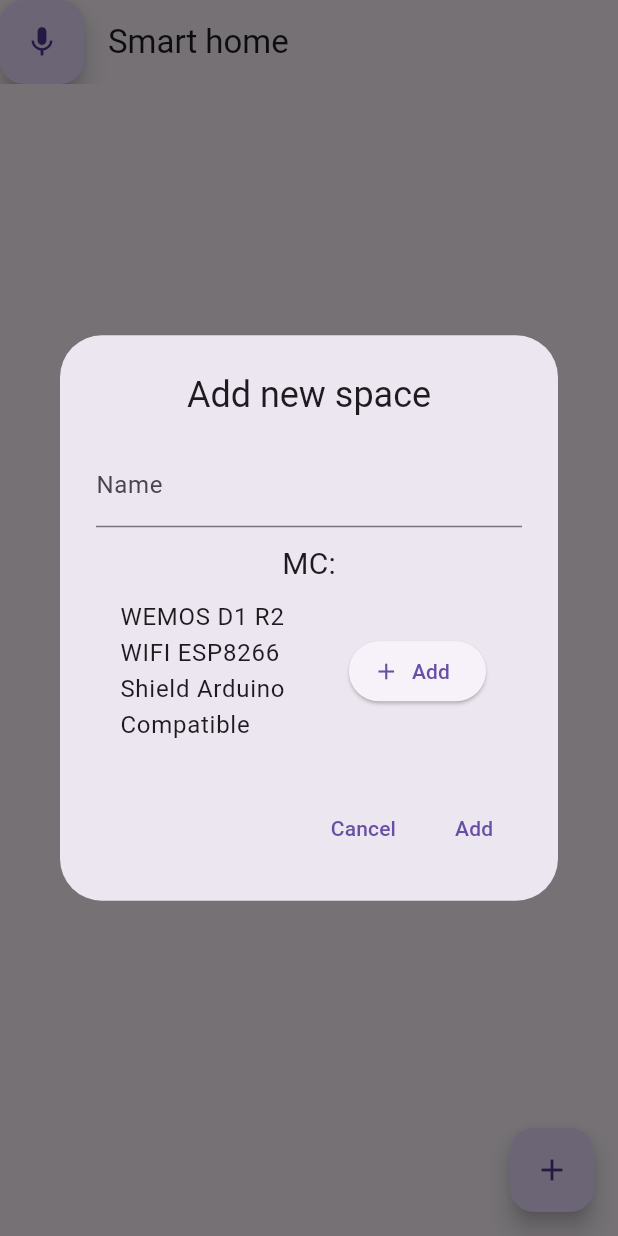
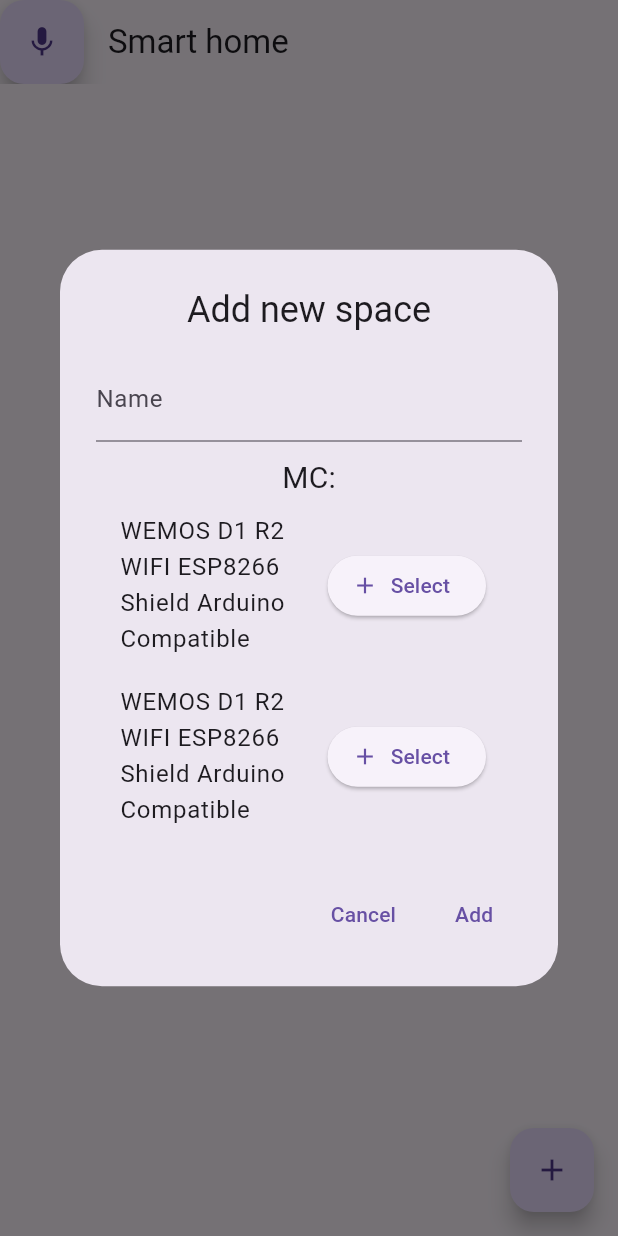
Before and after one commit to Neversoon/smart_home_app, a Flutter app: the screen it shows after launch, after a tap on the "add" icon, on a phone screen of 412 x 824 dp. Run offline on Flutter 3.47's test engine with Material 3 defaults, Android fonts, the light colour scheme and no system bars; our stand-ins replace firebase_core, firebase_database, speech_to_text; accounts and stored records are empty.

Commit message:
Changed from board list to just board

```diff
--- a/lib/MC/mcboard.dart
+++ b/lib/MC/mcboard.dart
@@ -25,25 +25,20 @@ class McBoard {
     );
   }
 
-  factory McBoard.fromJson(Map<String, dynamic> json) {
-    return McBoard(
-      json['id'] ?? -1,
-      json['name'] ?? '',
-      json['description'] ?? '',
-      (json['pinout'] as List<dynamic>? ?? [])
-          .map((e) => Pinout.fromJson(e as Map<String, dynamic>))
-          .toList(),
-      iconPath: json['iconPath'] ?? '',
-    );
-  }
+  McBoard.fromJson(Map<String, dynamic> json)
+      : name = json['name'] ?? "",
+        description = json['description'] ?? "",
+        iconPath = json['iconPath'] ?? "",
+        pinout = (json['pinout'] as List<dynamic>)
+            .map((e) => Pinout.fromJson(e))
+            .toList();
 
   Map<String, dynamic> toJson() {
     return {
-      'id': id,
       'name': name,
       'description': description,
       'iconPath': iconPath,
-      'pinout': pinout.map((p) => p.toJson()).toList(),
+      'pinout': pinout.map((e) => e.toJson()).toList(),
     };
   }
 }
--- a/lib/MC/mctemplates.dart
+++ b/lib/MC/mctemplates.dart
@@ -33,5 +33,37 @@ you to power the board from a power supply up to 12V.
         Pinout("D8", 15, "CS", "Digital", "CS pin"),
         Pinout("3.3V", -1, "VDD", "VDD", "VDD 3.3V"),
       ],
+      iconPath: 'assets/images/wemosd1r1.png'),
+  McBoard(
+      1,
+      "WEMOS D1 R2 WIFI ESP8266 Shield Arduino Compatible",
+      """
+WeMos-D1R2 is an ESP8266-12 based WiFi enabled microprocessor unit on a
+Arduino-UNO footprint. That means the board looks and works (in most cases) like an UNO.
+Apparently several shields, sensors and output devices that are manufactured for the Arduino
+platform will work on the WeMos-D1R2 with the added advantage of built-in WiFi.
+The D1 R2 is a WiFi capable ESP8266EX based development board in the form of
+the common Arduino UNO board format. This board is compatible with the Arduino IDE and
+with NodeMCU. The D1 R2 also features an on-board switching power supply which allows
+you to power the board from a power supply up to 12V.
+  """,
+      [
+        Pinout("TX", 1, "TXD", "Digital", "TXD"),
+        Pinout("RX", 3, "RXD", "Digital", "TXD"),
+        Pinout("D1", 5, "SCL", "Digital", "SCL/IO pin"),
+        Pinout("D2", 4, "SDA", "Digital", "SDA/IO pin"),
+        Pinout("D3", 0, "FLASH", "Digital", "FLASH/IO pin"),
+        Pinout("D4", 2, "IO", "Digital", "IO pin"),
+        Pinout("G", -1, "GRD", "GRD", "Ground"),
+        Pinout("5V", -1, "VDD", "VDD", "VDD 5V"),
+        Pinout("RST", -1, "RST", "Digital", "Reset pin"),
+        Pinout("A0", 0, "ADC0", "Analog", "Analog input, max 3.3V input"),
+        Pinout("D0", 16, "WAKE", "Digital", "WAKE pin"),
+        Pinout("D5", 14, "SCLK", "Digital", "SCLK pin"),
+        Pinout("D6", 12, "MISO", "Digital", "MISO pin"),
+        Pinout("D7", 13, "MOSI", "Digital", "MOSI pin"),
+        Pinout("D8", 15, "CS", "Digital", "CS pin"),
+        Pinout("3.3V", -1, "VDD", "VDD", "VDD 3.3V"),
+      ],
       iconPath: 'assets/images/wemosd1r1.png')
 ];
--- a/lib/main.dart
+++ b/lib/main.dart
@@ -53,26 +53,24 @@ class MainScreen extends StatefulWidget {
 }
 
 class _MainScreenState extends State<MainScreen> {
-  List<McBoard> addedBoards = List.empty(growable: true);
+  late McBoard selectedBoard = McBoard(-1, "undef", "undef", []);
 
   bool boardContainsInAdd(int id) {
-    for (int i = 0; i < addedBoards.length; i++) {
-      if (addedBoards[i].id == id) {
-        return true;
-      }
+    if (selectedBoard.id == id) {
+      return true;
     }
     return false;
   }
 
-  Widget addMCWidget(McBoard mcboard, StateSetter state) {
+  Widget selectMCWidget(McBoard mcboard, StateSetter state) {
     return ElevatedButton.icon(
       onPressed: () {
         state(() {
-          addedBoards.add(mcboard.clone());
+          selectedBoard = mcboard.clone();
         });
       },
       icon: const Icon(Icons.add),
-      label: const Text("Add"),
+      label: const Text("Select"),
     );
   }
 
@@ -80,11 +78,7 @@ class _MainScreenState extends State<MainScreen> {
     return ElevatedButton.icon(
       onPressed: () {
         state(() {
-          for (int i = 0; i < addedBoards.length; i++) {
-            if (mcboard.id == addedBoards[i].id) {
-              addedBoards.remove(addedBoards[i]);
-            }
-          }
+          selectedBoard = McBoard(-1, "undef", "undef", []);
         });
       },
       icon: const Icon(Icons.remove),
@@ -96,7 +90,7 @@ class _MainScreenState extends State<MainScreen> {
     if (boardContainsInAdd(mcboard.id)) {
       return removeMCWidget(mcboard, state);
     }
-    return addMCWidget(mcboard, state);
+    return selectMCWidget(mcboard, state);
   }
 
   @override
@@ -243,7 +237,7 @@ class _MainScreenState extends State<MainScreen> {
                 String name = nameController.text.trim();
                 if (name.isNotEmpty) {
                   setState(() {
-                    spaces.add(Space(name: name, boards: addedBoards));
+                    spaces.add(Space(name: name, board: selectedBoard));
                     localDataStorage.saveData(spaces);
                     Navigator.of(context).pop();
                   });
@@ -298,7 +292,7 @@ class _DetailScreenState extends State<DetailScreen> {
       ),
       floatingActionButton: FloatingActionButton(
         onPressed: () {
-           showDialog(
+          showDialog(
             context: context,
             builder: (BuildContext context) {
               return addingComponentDialogs.showElectronicComponentDialog(
--- a/lib/space.dart
+++ b/lib/space.dart
@@ -1,5 +1,6 @@
 import 'package:smart_home_app/ElectronicView.dart';
 import 'package:smart_home_app/MC/mcboard.dart';
+import 'package:smart_home_app/MC/pinout.dart';
 import 'package:smart_home_app/electroniccomponent.dart';
 import 'package:smart_home_app/electroniccomponentinformation.dart';
 import 'package:smart_home_app/ledinformation.dart';
@@ -8,20 +9,24 @@ import 'package:smart_home_app/sensorinformation.dart';
 
 class Space {
   String name = "";
-  List<McBoard> boards = [];
+  McBoard board;
+  List<Pinout> usedPins = [];
 
   List<ElectronicComponent> electronicComponents = [];
 
-  Space({required this.name, required this.boards});
+  Space({required this.name, required this.board});
 
   void removeElectronicComponentByName(String name) {
     electronicComponents.removeWhere(
         (component) => component.electronicComponentInformation.name == name);
   }
 
-  // Constructor from JSON
   Space.fromJson(Map<String, dynamic> json)
       : name = json['name'] as String,
+        board = McBoard.fromJson(json['board']),
+        usedPins = (json['usedPins'] as List<dynamic>)
+            .map((e) => Pinout.fromJson(e))
+            .toList(),
         electronicComponents =
             (json['electronicComponents'] as List<dynamic>).map((e) {
           ElectronicComponentInformation electronicComponentInformation;
@@ -35,21 +40,21 @@ class Space {
             case 'Sensor':
               electronicComponentInformation = SensorInformation.fromJson(e);
               break;
-            // Handle other types if needed
             default:
               throw ArgumentError('Invalid electronic component type');
           }
           return ElectronicComponent(
-              electronicComponentInformation,
-              ElectronicView.getInformationViewByType(
-                  electronicComponentInformation));
+            electronicComponentInformation,
+            ElectronicView.getInformationViewByType(
+                electronicComponentInformation),
+          );
         }).toList();
 
-  // Convert Space object to JSON
   Map<String, dynamic> toJson() {
     return {
       'name': name,
-      'boards': boards.map((board) => board.toJson()),
+      'board': board.toJson(),
+      'usedPins': usedPins.map((p) => p.toJson()).toList(),
       'electronicComponents': electronicComponents
           .map((component) => component.electronicComponentInformation.toJson())
           .toList(),
```
